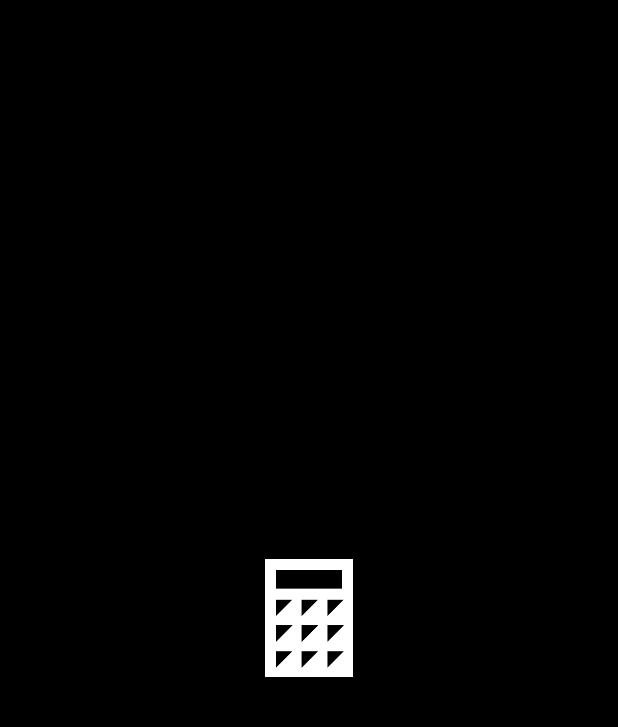
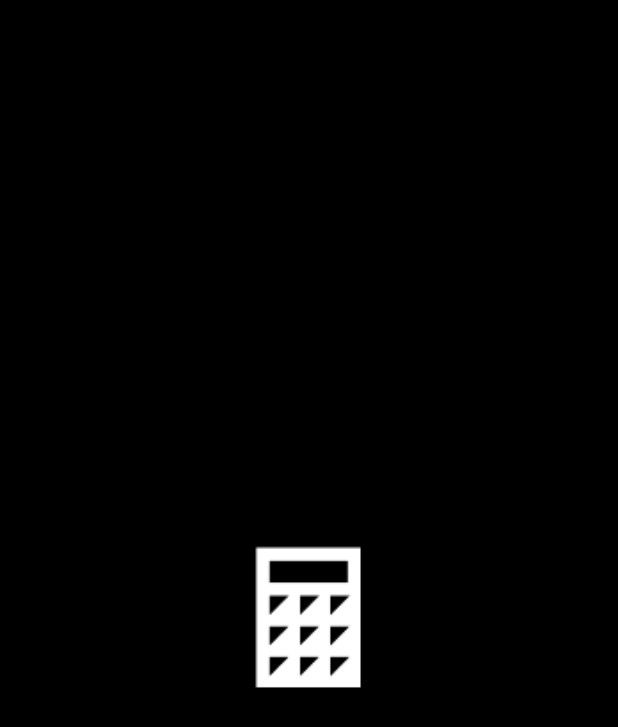
Before and after one commit to doorsrom/com.doors.calculator, an Android app: the SplashActivity screen opened directly, with no data from a screen before it, on a phone screen of 412 x 824 dp. Shown: the top 727 px of the screen. Run offline under Robolectric (Android 15) with nearby library versions, the phone set to English and light mode, and no system bars; 1 statement that could not run was skipped.

Commit message:
Updated splashscreen

```diff
--- a/app/src/main/AndroidManifest.xml
+++ b/app/src/main/AndroidManifest.xml
@@ -10,7 +10,7 @@
         android:supportsRtl="true"
         android:theme="@style/AppTheme">
         <activity android:name=".SplashActivity"
-            android:theme="@style/SplashTheme">
+            android:theme="@style/DoorsTheme.Splash">
             <intent-filter>
                 <action android:name="android.intent.action.MAIN" />
 
--- a/app/src/main/java/com/windowsexperience/calculator/SplashActivity.java
+++ b/app/src/main/java/com/windowsexperience/calculator/SplashActivity.java
@@ -1,7 +1,6 @@
 package com.windowsexperience.calculator;
 
 import android.content.Intent;
-import android.os.Handler;
 import android.support.v7.app.AppCompatActivity;
 import android.os.Bundle;
 
@@ -10,14 +9,7 @@ public class SplashActivity extends AppCompatActivity {
     @Override
     protected void onCreate(Bundle savedInstanceState) {
         super.onCreate(savedInstanceState);
-        setContentView(R.layout.activity_splash);
-
-        new Handler().postDelayed(new Runnable() {
-            @Override
-            public void run() {
-                startActivity(new Intent(SplashActivity.this, MainActivity.class));
-                finish();
-            }
-        }, 1000);
+        startActivity(new Intent(SplashActivity.this, MainActivity.class));
+        finish();
     }
 }
--- /dev/null
+++ b/app/src/main/res/drawable/doorstheme_splash.xml
@@ -0,0 +1,10 @@
+<?xml version="1.0" encoding="utf-8"?>
+<layer-list xmlns:android="http://schemas.android.com/apk/res/android"
+    android:opacity="opaque">
+    <item android:drawable="@color/DoorsTheme.black"/>
+    <item
+        android:drawable="@mipmap/ic_launcher_foreground"
+        android:gravity="center"
+        android:width="192dp"
+        android:height="192dp"/>
+</layer-list>
--- a/app/src/main/res/layout/activity_splash.xml
+++ /dev/null
@@ -1,16 +0,0 @@
-<?xml version="1.0" encoding="utf-8"?>
-<RelativeLayout xmlns:android="http://schemas.android.com/apk/res/android"
-    xmlns:app="http://schemas.android.com/apk/res-auto"
-    xmlns:tools="http://schemas.android.com/tools"
-    android:layout_width="match_parent"
-    android:layout_height="match_parent"
-    tools:context=".SplashActivity">
-
-    <ImageView
-        android:layout_width="wrap_content"
-        android:layout_height="wrap_content"
-        android:layout_centerInParent="true"
-        android:contentDescription="@string/app_name"
-        app:srcCompat="@drawable/splash" />
-
-</RelativeLayout>
--- a/app/src/main/res/values/colors.xml
+++ b/app/src/main/res/values/colors.xml
@@ -3,5 +3,7 @@
     <color name="colorPrimary">#FFFFFF</color>
     <color name="colorPrimaryDark">#000000</color>
     <color name="colorAccent">#ffffff</color>
-    <color name="splashBackground">#000000</color>
+
+
+    <color name="DoorsTheme.black">#000</color>
 </resources>
--- a/app/src/main/res/values/styles.xml
+++ b/app/src/main/res/values/styles.xml
@@ -1,8 +1,4 @@
 <resources>
-
-    <style name="SplashTheme" parent="AppTheme">
-        <item name="android:windowBackground">@color/splashBackground</item>
-    </style>
 
     <style name="AppTheme" parent="Theme.AppCompat.Light.DarkActionBar">
         <item name="colorPrimary">@color/colorPrimary</item>
@@ -42,4 +38,11 @@
         <item name="android:popupElevation">0.1dp</item>
     </style>
 
+    <style name="DoorsTheme.Splash" parent="Theme.AppCompat.Light.DarkActionBar">
+        <item name="android:windowBackground">@drawable/doorstheme_splash</item>
+        <item name="windowActionBar">false</item>
+        <item name="windowNoTitle">true</item>
+        <item name="android:statusBarColor">@android:color/transparent</item>
+    </style>
+
 </resources>
```
Also changed, not shown: app/src/main/res/drawable-xxhdpi/splash.png (deleted).
